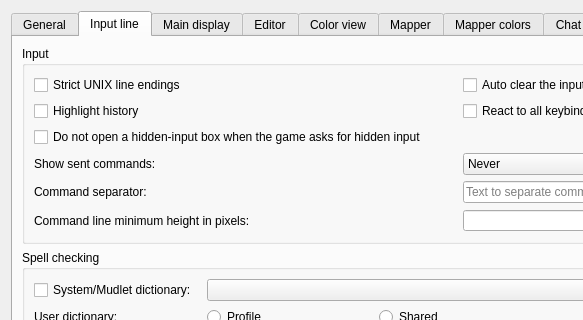
Above: src/ui/profile_preferences.ui from Mudlet/Mudlet before the change; both pictures show x 0 to 583 and y 0 to 320 of the 919 by 709 pixel window. Below: the same form after it.
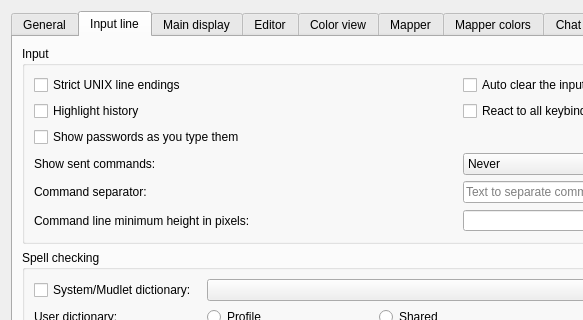
That is the form after the change. The open tabs and pages were chosen to show the change. Icons and pictures are not drawn. Custom widgets are drawn as their Qt base class.

Commit message: Improve: Friendlier hidden-input box wording, drop design record

```diff
--- a/src/ui/profile_preferences.ui
+++ b/src/ui/profile_preferences.ui
@@ -608,7 +608,7 @@
              <string extracomment="Accessibility-friendly description of the profile preference that stops the hidden-input box opening when the game asks for hidden input">Turn this on for a game that hides everything you type, not only passwords. Everything you type then goes through the normal command line.</string>
             </property>
             <property name="text">
-             <string extracomment="Label of the profile preference that stops the hidden-input box opening when the game asks for hidden input">Do not open a hidden-input box when the game asks for hidden input</string>
+             <string extracomment="Label of the profile preference that stops the hidden-input box opening when the game asks for hidden input">Show passwords as you type them</string>
             </property>
            </widget>
           </item>
```
Left out of the diff: 4 changed lines with no effect on the pictures. The commit also changes 4 other files.
